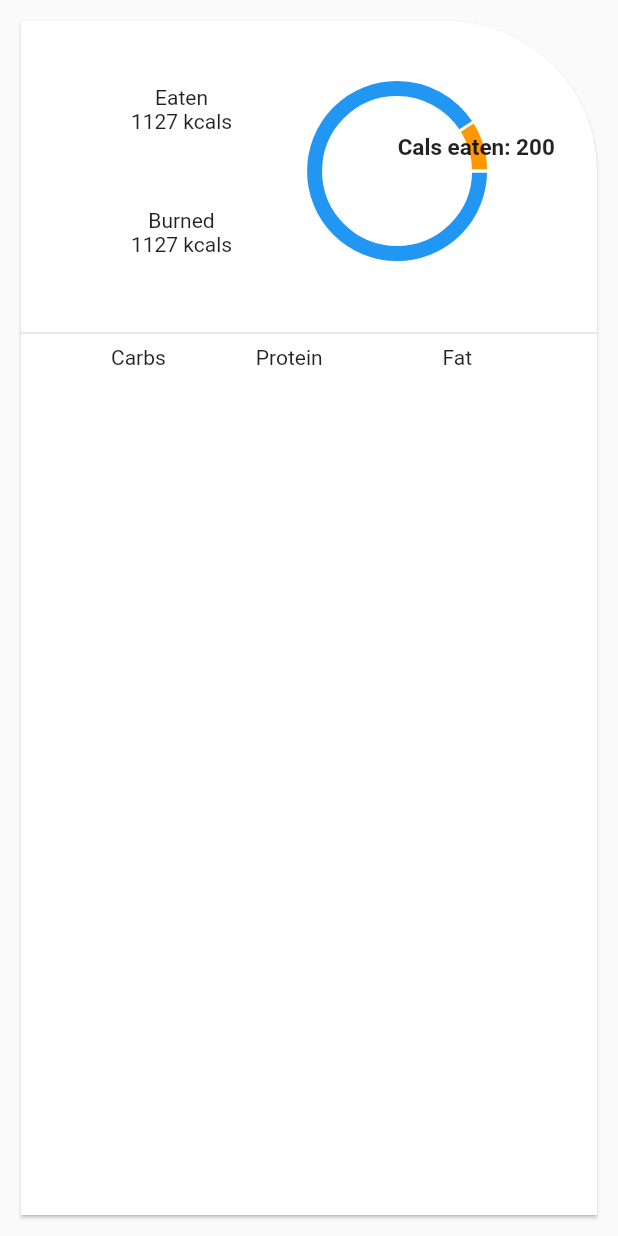
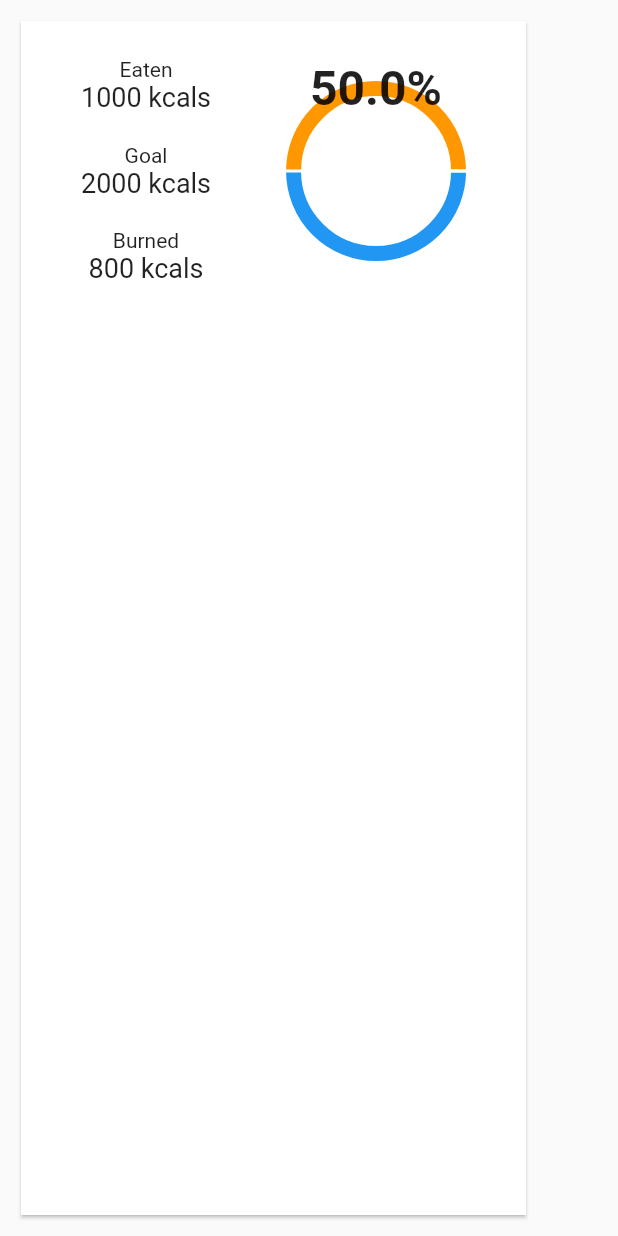
Before and after one commit to BustosAndrew/calhack10, a Flutter app: what macrosCard() shows on an empty page, opened directly, on a phone screen of 412 x 824 dp. Run offline on Flutter 3.47's test engine with Material 2 defaults, Android fonts, the phone set to English and light mode, and no system bars; drawn by our look-alikes of fl_chart; our stand-ins replace cloud_firestore, firebase_auth, firebase_core; accounts and stored records are empty.

Commit message:
UI for homePage

```diff
--- a/lib/CardForHome.dart
+++ b/lib/CardForHome.dart
@@ -2,7 +2,10 @@ import 'package:fl_chart/fl_chart.dart';
 import 'package:flutter/material.dart';
 
 class macrosCard extends StatelessWidget {
-  const macrosCard({super.key});
+  macrosCard({super.key});
+  double goalCal = 2000;
+  double dailyCal = 1000;
+  double burnedCal = 800;
 
   @override
   Widget build(BuildContext context) {
@@ -10,13 +13,14 @@ class macrosCard extends StatelessWidget {
       padding: const EdgeInsets.all(10.0),
       child: Card(
         shape: const RoundedRectangleBorder(
-            borderRadius: BorderRadius.only(topRight: Radius.circular(100))),
+            borderRadius:
+                BorderRadius.only(/*topRight: Radius.circular(100)*/)),
         child: Column(
           children: [
             Row(
               mainAxisSize: MainAxisSize.min,
               children: [
-                const Column(
+                Column(
                   mainAxisAlignment: MainAxisAlignment.end,
                   children: [
                     Row(
@@ -29,16 +33,34 @@ class macrosCard extends StatelessWidget {
                             Text("Eaten"),
                             Row(
                               children: [
-                                Text("1127 kcals"),
+                                Text(
+                                  "${dailyCal.toStringAsFixed(0)} kcals",
+                                  style: TextStyle(fontSize: 18),
+                                ),
                               ],
                             ),
                             SizedBox(
-                              height: 50,
+                              height: 20,
+                            ),
+                            Text("Goal"),
+                            Row(
+                              children: [
+                                Text(
+                                  '${goalCal.toStringAsFixed(0)} kcals',
+                                  style: TextStyle(fontSize: 18),
+                                ),
+                              ],
+                            ),
+                            SizedBox(
+                              height: 20,
                             ),
                             Text("Burned"),
                             Row(
                               children: [
-                                Text("1127 kcals"),
+                                Text(
+                                  "${burnedCal.toStringAsFixed(0)} kcals",
+                                  style: TextStyle(fontSize: 18),
+                                ),
                               ],
                             )
                           ],
@@ -53,19 +75,21 @@ class macrosCard extends StatelessWidget {
                     SizedBox(
                       height: 200,
                       width: 200,
-                      child: PieChart(
-                          PieChartData(centerSpaceRadius: 50, sections: [
+                      child: PieChart(PieChartData(
+                          centerSpaceRadius: 50,
+                          centerSpaceColor: Colors.white,
+                          sections: [
                             PieChartSectionData(
-                            value: 10,
+                                value: goalCal - dailyCal,
                                 title: " ",
                                 radius: 10,
                                 color: Colors.blue),
                             PieChartSectionData(
-                            value: 1,
+                                value: dailyCal,
                                 radius: 10,
-                            title: "Cals eaten: 200",
+                                title: "${dailyCal / goalCal * 100}%",
                                 titleStyle: const TextStyle(
-                                fontSize: 15, fontWeight: FontWeight.bold),
+                                    fontSize: 32, fontWeight: FontWeight.bold),
                                 color: Colors.orange),
                           ])),
                     ),
@@ -73,14 +97,22 @@ class macrosCard extends StatelessWidget {
                 ),
               ],
             ),
-            const Divider(
+            /*const Divider(
               thickness: 1,
             ),
             const Center(
-              child: Row(
+                /*child: Row(
                 children: [
                   SizedBox(
                     width: 60,
+                  ),
+                  Text("Food"),
+                  SizedBox(
+                    width: 10,
+                  ),
+                  Text("Calories"),
+                  SizedBox(
+                    width: 10,
                   ),
                   Text("Carbs"),
                   SizedBox(
@@ -95,8 +127,8 @@ class macrosCard extends StatelessWidget {
                     width: 10,
                   ),
                 ],
-              ),
-            )
+              ),*/
+                )*/
           ],
         ),
       ),
```
Also changed, not shown: lib/homepage.dart (+57 -3 lines). Lines whose indentation alone changed are shown as unchanged.
